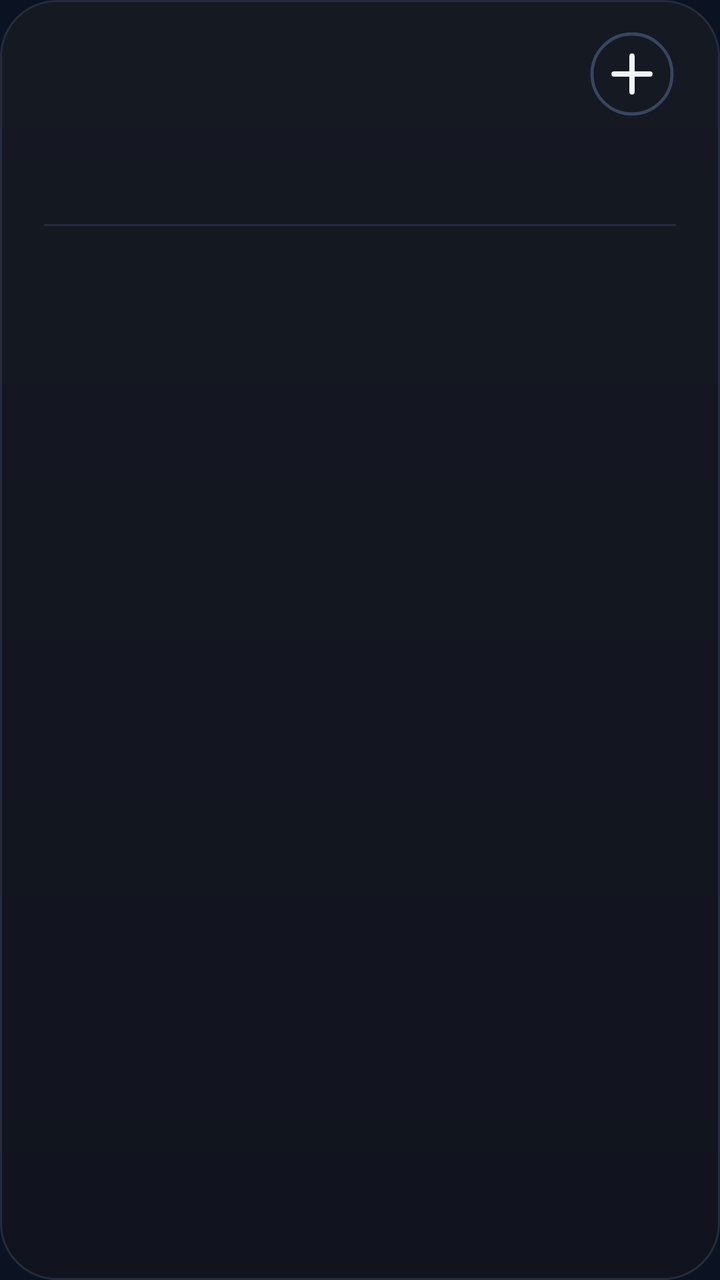
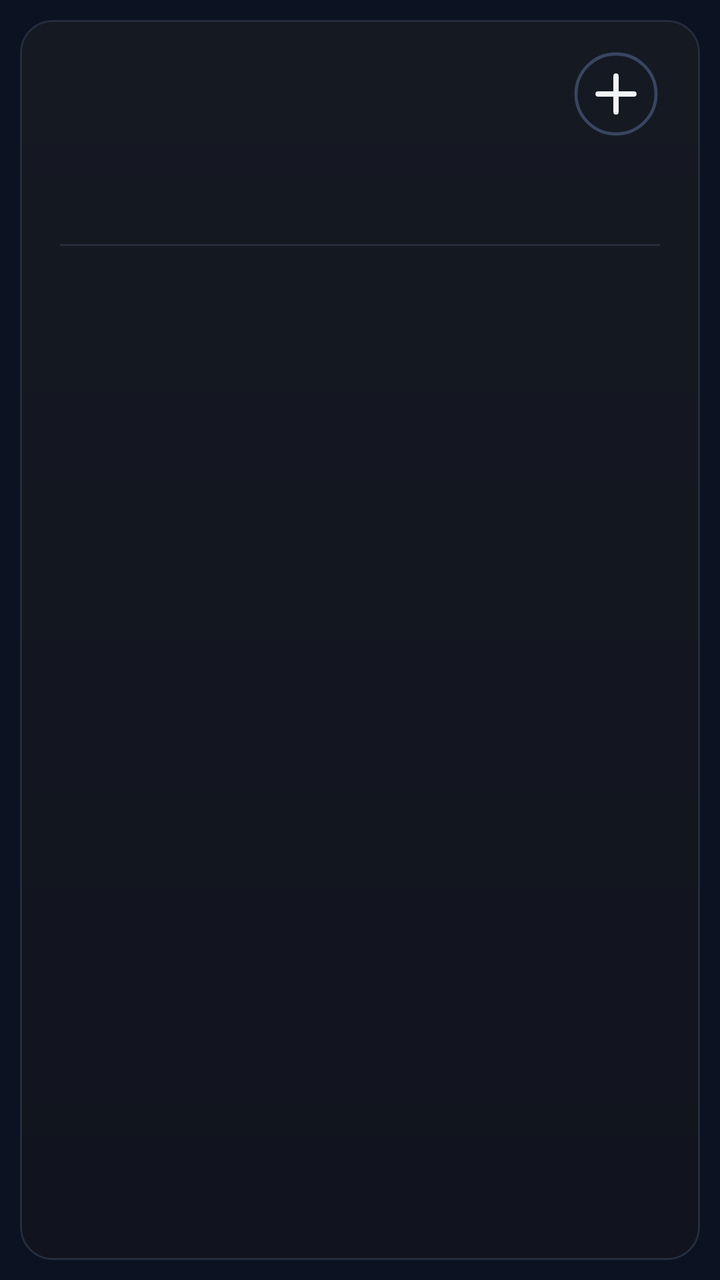

The first picture is an Android layout as it rendered before a commit; the second is the same layout after the commit. The layout source and the unified diff follow.
<!-- AndroidManifest.xml: application theme AppTheme -->
<!-- res/layout/cal_k0.xml -->
<?xml version="1.0" encoding="utf-8"?>
<FrameLayout xmlns:android="http://schemas.android.com/apk/res/android"
    android:id="@+id/root"
    android:layout_width="match_parent"
    android:layout_height="match_parent"
    android:padding="0dp">

    <LinearLayout
        android:id="@+id/panel"
        android:layout_width="match_parent"
        android:layout_height="match_parent"
        android:background="@drawable/cal_panel"
        android:orientation="vertical"
        android:paddingStart="22dp"
        android:paddingTop="13dp"
        android:paddingEnd="22dp"
        android:paddingBottom="14dp">

        
        <LinearLayout
            android:layout_width="match_parent"
            android:layout_height="48dp"
            android:gravity="center_vertical"
            android:orientation="horizontal">
        <ImageView
            android:id="@+id/cal_day"
            android:layout_width="wrap_content"
            android:layout_height="47dp"
            android:adjustViewBounds="true"
            android:scaleType="fitStart" />

            <LinearLayout
                android:layout_width="0dp"
                android:layout_height="wrap_content"
                android:layout_marginStart="12dp"
                android:layout_weight="1"
                android:orientation="vertical">
                <ImageView
                    android:id="@+id/cal_month"
                    android:layout_width="match_parent"
                    android:layout_height="23dp"
                    android:adjustViewBounds="true"
                    android:scaleType="fitStart" />
                <ImageView
                    android:id="@+id/cal_sub"
                    android:layout_width="match_parent"
                    android:layout_height="16dp"
                    android:adjustViewBounds="true"
                    android:layout_marginTop="2dp"
                    android:scaleType="fitStart" />
            </LinearLayout>

            <ImageView
                android:id="@+id/btn_add"
                android:layout_width="44dp"
                android:layout_height="44dp"
                android:contentDescription="New event"
                android:src="@drawable/ic_cal_add" />
        </LinearLayout>

        
        <LinearLayout
            android:layout_width="match_parent"
            android:layout_height="44dp"
            android:layout_marginTop="2dp"
            android:orientation="horizontal">
            <LinearLayout
                android:layout_width="0dp"
                android:layout_height="match_parent"
                android:layout_weight="1"
                android:gravity="center_horizontal"
                android:orientation="vertical">
                <ImageView
                    android:id="@+id/wk_label_0"
                    android:layout_width="wrap_content"
                    android:layout_height="14dp"
                    android:adjustViewBounds="true"
                    android:scaleType="fitCenter" />
                <ImageView
                    android:id="@+id/wk_num_0"
                    android:layout_width="26dp"
                    android:layout_height="26dp"
                    android:adjustViewBounds="true"
                    android:layout_marginTop="3dp"
                    android:scaleType="fitCenter" />
            </LinearLayout>
            <LinearLayout
                android:layout_width="0dp"
                android:layout_height="match_parent"
                android:layout_weight="1"
                android:gravity="center_horizontal"
                android:orientation="vertical">
                <ImageView
                    android:id="@+id/wk_label_1"
                    android:layout_width="wrap_content"
                    android:layout_height="14dp"
                    android:adjustViewBounds="true"
                    android:scaleType="fitCenter" />
                <ImageView
                    android:id="@+id/wk_num_1"
                    android:layout_width="26dp"
                    android:layout_height="26dp"
                    android:adjustViewBounds="true"
                    android:layout_marginTop="3dp"
                    android:scaleType="fitCenter" />
            </LinearLayout>
            <LinearLayout
                android:layout_width="0dp"
                android:layout_height="match_parent"
                android:layout_weight="1"
                android:gravity="center_horizontal"
                android:orientation="vertical">
                <ImageView
                    android:id="@+id/wk_label_2"
                    android:layout_width="wrap_content"
                    android:layout_height="14dp"
                    android:adjustViewBounds="true"
                    android:scaleType="fitCenter" />
                <ImageView
                    android:id="@+id/wk_num_2"
                    android:layout_width="26dp"
                    android:layout_height="26dp"
                    android:adjustViewBounds="true"
                    android:layout_marginTop="3dp"
                    android:scaleType="fitCenter" />
            </LinearLayout>
            <LinearLayout
                android:layout_width="0dp"
                android:layout_height="match_parent"
                android:layout_weight="1"
                android:gravity="center_horizontal"
                android:orientation="vertical">
                <ImageView
                    android:id="@+id/wk_label_3"
                    android:layout_width="wrap_content"
                    android:layout_height="14dp"
                    android:adjustViewBounds="true"
                    android:scaleType="fitCenter" />
                <ImageView
                    android:id="@+id/wk_num_3"
                    android:layout_width="26dp"
                    android:layout_height="26dp"
                    android:adjustViewBounds="true"
                    android:layout_marginTop="3dp"
                    android:scaleType="fitCenter" />
            </LinearLayout>
            <LinearLayout
                android:layout_width="0dp"
                android:layout_height="match_parent"
                android:layout_weight="1"
                android:gravity="center_horizontal"
                android:orientation="vertical">
                <ImageView
                    android:id="@+id/wk_label_4"
                    android:layout_width="wrap_content"
                    android:layout_height="14dp"
                    android:adjustViewBounds="true"
                    android:scaleType="fitCenter" />
                <ImageView
                    android:id="@+id/wk_num_4"
                    android:layout_width="26dp"
                    android:layout_height="26dp"
                    android:adjustViewBounds="true"
                    android:layout_marginTop="3dp"
                    android:scaleType="fitCenter" />
            </LinearLayout>
            <LinearLayout
                android:layout_width="0dp"
                android:layout_height="match_parent"
                android:layout_weight="1"
                android:gravity="center_horizontal"
                android:orientation="vertical">
                <ImageView
                    android:id="@+id/wk_label_5"
                    android:layout_width="wrap_content"
                    android:layout_height="14dp"
                    android:adjustViewBounds="true"
                    android:scaleType="fitCenter" />
                <ImageView
                    android:id="@+id/wk_num_5"
                    android:layout_width="26dp"
                    android:layout_height="26dp"
                    android:adjustViewBounds="true"
                    android:layout_marginTop="3dp"
                    android:scaleType="fitCenter" />
            </LinearLayout>
            <LinearLayout
                android:layout_width="0dp"
                android:layout_height="match_parent"
                android:layout_weight="1"
                android:gravity="center_horizontal"
                android:orientation="vertical">
                <ImageView
                    android:id="@+id/wk_label_6"
                    android:layout_width="wrap_content"
                    android:layout_height="14dp"
                    android:adjustViewBounds="true"
                    android:scaleType="fitCenter" />
                <ImageView
                    android:id="@+id/wk_num_6"
                    android:layout_width="26dp"
                    android:layout_height="26dp"
                    android:adjustViewBounds="true"
                    android:layout_marginTop="3dp"
                    android:scaleType="fitCenter" />
            </LinearLayout>
        </LinearLayout>

        <ImageView
            android:layout_width="match_parent"
            android:layout_height="1dp"
            android:layout_marginTop="5dp"
            android:layout_marginBottom="5dp"
            android:scaleType="fitXY"
            android:src="@drawable/cal_divider" />

        
        <LinearLayout
            android:layout_width="match_parent"
            android:layout_height="0dp"
            android:layout_weight="1"
            android:orientation="vertical">
        </LinearLayout>
        <ImageView
            android:id="@+id/cal_more"
            android:layout_width="match_parent"
            android:layout_height="14dp"
            android:adjustViewBounds="true"
            android:scaleType="fitEnd" />
    </LinearLayout>
</FrameLayout>
<!-- resources referenced by this layout -->
<resources>
  <!-- drawable cal_divider (drawable) -->
  <?xml version="1.0" encoding="utf-8"?>
  <shape xmlns:android="http://schemas.android.com/apk/res/android" android:shape="rectangle">
      <solid android:color="#FF252C3C" />
  </shape>
  <!-- drawable cal_panel (drawable) -->
  <?xml version="1.0" encoding="utf-8"?>
  <shape xmlns:android="http://schemas.android.com/apk/res/android" android:shape="rectangle">
      <gradient android:angle="270" android:startColor="#FF151922" android:endColor="#FF11141E" />
      <stroke android:width="1dp" android:color="#FF252C3C" />
      <corners android:radius="@dimen/widget_radius" />
  </shape>
  <!-- drawable ic_cal_add (drawable) -->
  <?xml version="1.0" encoding="utf-8"?>
  <vector xmlns:android="http://schemas.android.com/apk/res/android"
      android:width="44dp"
      android:height="44dp"
      android:viewportWidth="44"
      android:viewportHeight="44">
      <path
          android:pathData="M22,22m-20,0a20,20 0,1 1,40 0a20,20 0,1 1,-40 0"
          android:strokeColor="#FF3A4560"
          android:strokeWidth="1.6" />
      <path
          android:pathData="M13,22L31,22M22,13L22,31"
          android:strokeColor="#FFF1F5F9"
          android:strokeLineCap="round"
          android:strokeWidth="2.6" />
  </vector>
  <style name="AppTheme" parent="@android:style/Theme.DeviceDefault.NoActionBar">
          <item name="android:colorAccent">#DF8B35</item>
          <item name="android:colorControlActivated">#DF8B35</item>
          <item name="android:windowBackground">#0B1322</item>
          <item name="android:statusBarColor">#0E111A</item>
          <item name="android:navigationBarColor">#0B1322</item>
          <item name="android:textColorHint">#718096</item>
      </style>
  <dimen name="widget_radius">20dp</dimen>
</resources>

<!-- the commit's change to res/layout/cal_k0.xml (unified diff, before → after) -->
@@ -3,7 +3,7 @@
     android:id="@+id/root"
     android:layout_width="match_parent"
     android:layout_height="match_parent"
-    android:padding="0dp">
+    android:padding="10dp">
 
     <LinearLayout
         android:id="@+id/panel"
@@ -11,9 +11,9 @@
         android:layout_height="match_parent"
         android:background="@drawable/cal_panel"
         android:orientation="vertical"
-        android:paddingStart="22dp"
+        android:paddingStart="20dp"
         android:paddingTop="13dp"
-        android:paddingEnd="22dp"
+        android:paddingEnd="20dp"
         android:paddingBottom="14dp">
 
         
<!-- resource entries referenced after the edit -->
@@ -37,6 +37,6 @@
           <item name="android:navigationBarColor">#0B1322</item>
           <item name="android:textColorHint">#718096</item>
       </style>
-  <dimen name="widget_radius">20dp</dimen>
+  <dimen name="widget_radius">16dp</dimen>
 </resources>
 
